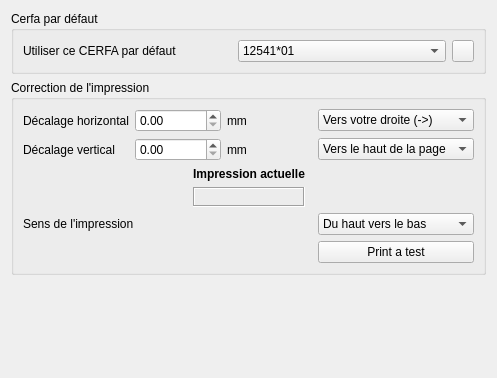
This is plugins/toolsplugin/fsp/fspprinterpreferences.ui in FreeHealth/freehealth as Qt 5 draws it before an edit. The edited form follows.
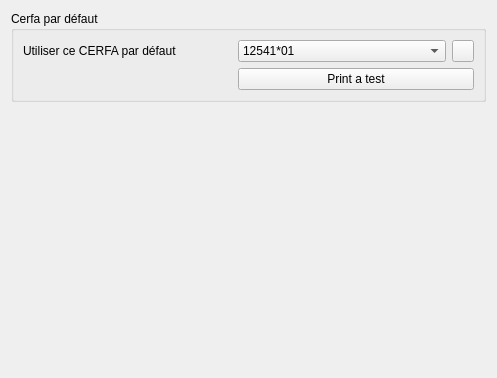
This is the edited form.

Commit message: removing uneeded preferernces

Patch:
```diff
--- a/plugins/toolsplugin/fsp/fspprinterpreferences.ui
+++ b/plugins/toolsplugin/fsp/fspprinterpreferences.ui
@@ -14,6 +14,19 @@
    <string>Templates Preferences</string>
   </property>
   <layout class="QGridLayout" name="gridLayout_4">
+   <item row="1" column="0">
+    <spacer name="verticalSpacer">
+     <property name="orientation">
+      <enum>Qt::Vertical</enum>
+     </property>
+     <property name="sizeHint" stdset="0">
+      <size>
+       <width>20</width>
+       <height>40</height>
+      </size>
+     </property>
+    </spacer>
+   </item>
    <item row="0" column="0">
     <widget class="QGroupBox" name="groupBox_2">
      <property name="title">
@@ -27,20 +40,6 @@
         </property>
        </widget>
       </item>
-      <item row="0" column="1">
-       <widget class="QComboBox" name="defaultCerfa">
-        <item>
-         <property name="text">
-          <string>12541*01</string>
-         </property>
-        </item>
-        <item>
-         <property name="text">
-          <string>12541*02</string>
-         </property>
-        </item>
-       </widget>
-      </item>
       <item row="0" column="2">
        <widget class="QPushButton" name="viewCerfa">
         <property name="maximumSize">
@@ -51,204 +50,35 @@
         </property>
        </widget>
       </item>
-     </layout>
-    </widget>
-   </item>
-   <item row="1" column="0">
-    <widget class="QGroupBox" name="groupBox">
-     <property name="title">
-      <string>Correction de l'impression</string>
-     </property>
-     <layout class="QGridLayout" name="gridLayout_2">
-      <item row="0" column="0">
-       <widget class="QLabel" name="label">
-        <property name="text">
-         <string>Décalage horizontal</string>
-        </property>
-       </widget>
-      </item>
       <item row="0" column="1">
-       <widget class="QDoubleSpinBox" name="horiz"/>
-      </item>
-      <item row="0" column="2">
-       <widget class="QLabel" name="label_3">
-        <property name="sizePolicy">
-         <sizepolicy hsizetype="Preferred" vsizetype="Preferred">
-          <horstretch>0</horstretch>
-          <verstretch>0</verstretch>
-         </sizepolicy>
-        </property>
-        <property name="text">
-         <string>mm</string>
-        </property>
-       </widget>
-      </item>
-      <item row="0" column="3">
-       <widget class="QComboBox" name="horizCombo">
+       <widget class="QComboBox" name="defaultCerfa">
         <item>
          <property name="text">
-          <string>Vers votre droite (-&gt;)</string>
+          <string>12541*01</string>
          </property>
         </item>
         <item>
          <property name="text">
-          <string>Vers votre gauche (&lt;-)</string>
+          <string>12541*02</string>
          </property>
         </item>
-       </widget>
-      </item>
-      <item row="1" column="0">
-       <widget class="QLabel" name="label_2">
-        <property name="text">
-         <string>Décalage vertical</string>
-        </property>
-       </widget>
-      </item>
-      <item row="1" column="1">
-       <widget class="QDoubleSpinBox" name="vertic"/>
-      </item>
-      <item row="1" column="2">
-       <widget class="QLabel" name="label_4">
-        <property name="sizePolicy">
-         <sizepolicy hsizetype="Preferred" vsizetype="Preferred">
-          <horstretch>0</horstretch>
-          <verstretch>0</verstretch>
-         </sizepolicy>
-        </property>
-        <property name="text">
-         <string>mm</string>
-        </property>
-       </widget>
-      </item>
-      <item row="1" column="3">
-       <widget class="QComboBox" name="verticCombo">
         <item>
          <property name="text">
-          <string>Vers le haut de la page</string>
+          <string>12541*02_v2</string>
          </property>
         </item>
-        <item>
-         <property name="text">
-          <string>Vers le bas de la page</string>
-         </property>
-        </item>
        </widget>
       </item>
-      <item row="3" column="0" colspan="3">
-       <widget class="QLabel" name="label_6">
-        <property name="text">
-         <string>Sens de l'impression</string>
-        </property>
-       </widget>
-      </item>
-      <item row="3" column="3">
-       <widget class="QComboBox" name="direction">
-        <item>
-         <property name="text">
-          <string>Du haut vers le bas</string>
-         </property>
-        </item>
-        <item>
-         <property name="text">
-          <string>Du bas vers le haut</string>
-         </property>
-        </item>
-       </widget>
-      </item>
-      <item row="4" column="3">
+      <item row="1" column="1" colspan="2">
        <widget class="QPushButton" name="printTest">
         <property name="text">
          <string>Print a test</string>
         </property>
        </widget>
       </item>
-      <item row="2" column="0" colspan="4">
-       <layout class="QGridLayout" name="gridLayout">
-        <item row="1" column="2">
-         <spacer name="horizontalSpacer_2">
-          <property name="orientation">
-           <enum>Qt::Horizontal</enum>
-          </property>
-          <property name="sizeHint" stdset="0">
-           <size>
-            <width>40</width>
-            <height>20</height>
-           </size>
-          </property>
-         </spacer>
-        </item>
-        <item row="0" column="1">
-         <widget class="QLabel" name="label_7">
-          <property name="sizePolicy">
-           <sizepolicy hsizetype="Preferred" vsizetype="Fixed">
-            <horstretch>0</horstretch>
-            <verstretch>0</verstretch>
-           </sizepolicy>
-          </property>
-          <property name="font">
-           <font>
-            <weight>75</weight>
-            <bold>true</bold>
-           </font>
-          </property>
-          <property name="text">
-           <string>Impression actuelle</string>
-          </property>
-          <property name="alignment">
-           <set>Qt::AlignCenter</set>
-          </property>
-          <property name="wordWrap">
-           <bool>true</bool>
-          </property>
-         </widget>
-        </item>
-        <item row="1" column="1">
-         <widget class="QLabel" name="currentPrintLabel">
-          <property name="frameShape">
-           <enum>QFrame::Box</enum>
-          </property>
-          <property name="frameShadow">
-           <enum>QFrame::Sunken</enum>
-          </property>
-          <property name="lineWidth">
-           <number>1</number>
-          </property>
-          <property name="midLineWidth">
-           <number>0</number>
-          </property>
-         </widget>
-        </item>
-        <item row="1" column="0">
-         <spacer name="horizontalSpacer">
-          <property name="orientation">
-           <enum>Qt::Horizontal</enum>
-          </property>
-          <property name="sizeHint" stdset="0">
-           <size>
-            <width>40</width>
-            <height>20</height>
-           </size>
-          </property>
-         </spacer>
-        </item>
-       </layout>
-      </item>
      </layout>
     </widget>
    </item>
-   <item row="2" column="0">
-    <spacer name="verticalSpacer">
-     <property name="orientation">
-      <enum>Qt::Vertical</enum>
-     </property>
-     <property name="sizeHint" stdset="0">
-      <size>
-       <width>20</width>
-       <height>40</height>
-      </size>
-     </property>
-    </spacer>
-   </item>
   </layout>
  </widget>
  <resources/>
```
The commit also changes 2 other files.
